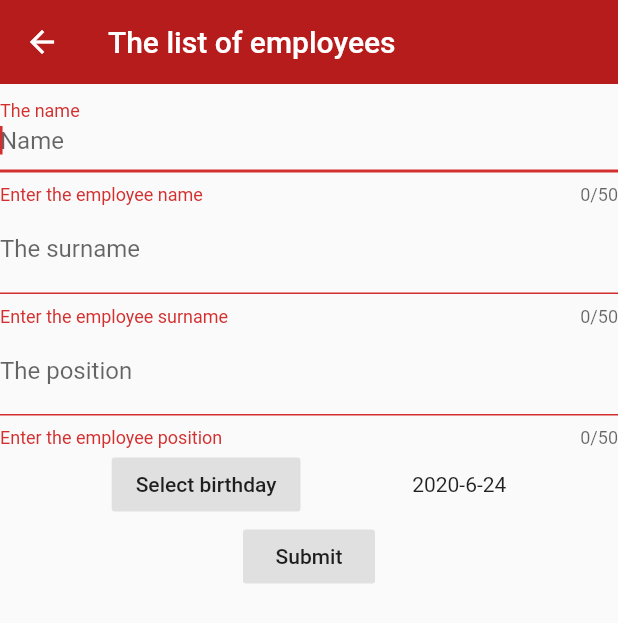
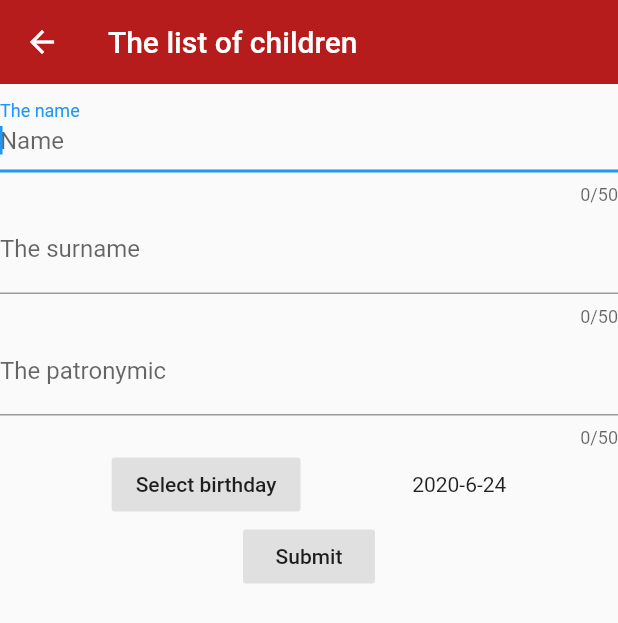
Before and after one commit to IvansPhoto/ekf_example, a Flutter app: the ChildrenList screen opened by its route, after a tap on the "add" icon, on a phone screen of 412 x 824 dp. Shown: the top 623 px of the screen. Run offline on Flutter 3.47's test engine with Material 2 defaults, Android fonts, the phone set to English and light mode, and no system bars; our stand-ins replace hive, hive_flutter; accounts and stored records are empty; generated files the repository leaves out were written again.

Commit message:
Added ChildernList and ShowChild

```diff
--- a/lib/classes.dart
+++ b/lib/classes.dart
@@ -7,6 +7,7 @@ abstract class RouteNames {
   static final showEmployee = '/ShowEmployee';
   static final newEmployee = '/NewEmployee/NewEmployee';
   static final childrenList = '/ChildrenList';
+  static final showChild = '/ShowChild';
   static final newChildren = '/NewChild/NewChild';
 }
 abstract class Boxes {
--- a/lib/pages/ChildrenList.dart
+++ b/lib/pages/ChildrenList.dart
@@ -1,5 +1,7 @@
 import 'package:flutter/material.dart';
 import 'package:ekf_example/classes.dart';
+import 'package:hive/hive.dart';
+import 'package:hive_flutter/hive_flutter.dart';
 
 class ChildrenList extends StatelessWidget {
   @override
@@ -7,14 +9,32 @@ class ChildrenList extends StatelessWidget {
     return Scaffold(
       appBar: AppBar(
         elevation: 0,
-        title: Text('The list of employees'),
+        title: const Text('The list of children'),
       ),
-      body: Center(child: Text('ChildList')),
+      body: ValueListenableBuilder(
+        valueListenable: Hive.box<ChildrenData>(Boxes.childrenBox).listenable(),
+        builder: (context, Box<ChildrenData> box, _) {
+          if (box.values.length == 0) return Center(child: Text('No children in the list'));
+          return ListView.builder(
+            itemCount: box.values.length,
+            itemBuilder: (context, index) {
+              ChildrenData theChild = box.getAt(index);
+              return Card(
+                elevation: 0,
+                child: ListTile(
+                  title: Text('${theChild.surName} ${theChild.name}'),
+                  subtitle: Text('${theChild.birthdate.year}-${theChild.birthdate.month}-${theChild.birthdate.day}'),
+                  onTap: () => Navigator.of(context).pushNamed(RouteNames.showChild, arguments: theChild),
+                ),
+              );
+            },
+          );
+        },
+      ),
       floatingActionButton: IconButton(
         icon: Icon(Icons.add),
-        onPressed: () => Navigator.pushNamed(context, RouteNames.newEmployee),
+        onPressed: () => Navigator.pushNamed(context, RouteNames.newChildren),
       ),
     );
-
   }
 }
--- a/lib/pages/EmployeesList.dart
+++ b/lib/pages/EmployeesList.dart
@@ -1,7 +1,7 @@
-import 'package:ekf_example/classes.dart';
 import 'package:flutter/material.dart';
 import 'package:hive/hive.dart';
 import 'package:hive_flutter/hive_flutter.dart';
+import 'package:ekf_example/classes.dart';
 
 class EmployeesList extends StatelessWidget {
   @override
--- a/lib/pages/NewChild/NewChild.dart
+++ b/lib/pages/NewChild/NewChild.dart
@@ -1,28 +1,18 @@
+import 'package:flutter/material.dart';
 import 'package:ekf_example/classes.dart';
-import 'package:flutter/material.dart';
+import 'package:ekf_example/pages/NewChild/NewChildForm.dart';
 
-class NewEmployee extends StatelessWidget {
+class NewChild extends StatelessWidget {
+
 	@override
 	Widget build(BuildContext context) {
+		final ChildrenData child = ModalRoute.of(context).settings.arguments;
 		return Scaffold(
 			appBar: AppBar(
 				elevation: 0,
 				title: const Text('The list of children'),
 			),
-			body: _ChildForm(),
+			body: NewChildForm(child: child,),
 		);
 	}
 }
-
-class _ChildForm extends StatefulWidget {
-
-  @override
-  _ChildFormState createState() => _ChildFormState();
-}
-
-class _ChildFormState extends State<_ChildForm> {
-  @override
-  Widget build(BuildContext context) {
-    return Container();
-  }
-}
--- /dev/null
+++ b/lib/pages/NewChild/NewChildForm.dart
@@ -0,0 +1,137 @@
+import 'package:ekf_example/classes.dart';
+import 'package:flutter/material.dart';
+import 'package:hive/hive.dart';
+
+class NewChildForm extends StatefulWidget {
+  final _formKey = GlobalKey<FormState>();
+  final Box<ChildrenData> childrenBox = Hive.box<ChildrenData>(Boxes.childrenBox);
+  final ChildrenData child;
+
+  NewChildForm({this.child});
+
+  @override
+  _NewChildFormState createState() => _NewChildFormState();
+}
+
+class _NewChildFormState extends State<NewChildForm> {
+  TextEditingController _nameTEC;
+  TextEditingController _surnameTEC;
+  TextEditingController _patronymicTEC;
+  DateTime _birthday;
+  String _birthdayText;
+
+  @override
+  void initState() {
+    if (widget.child == null) {
+      _nameTEC = TextEditingController();
+      _surnameTEC = TextEditingController();
+      _patronymicTEC = TextEditingController();
+      _birthdayText = '${DateTime.now().year.toString()}-${DateTime.now().month.toString()}-${DateTime.now().day.toString()}';
+    } else {
+      _nameTEC = TextEditingController(text: widget.child.name);
+      _surnameTEC = TextEditingController(text: widget.child.surName);
+      _patronymicTEC = TextEditingController(text: widget.child.patronymic);
+      _birthday = widget.child.birthdate;
+      _birthdayText = '${widget.child.birthdate.year.toString()}-${widget.child.birthdate.month.toString()}-${widget.child.birthdate.day.toString()}';
+    }
+    super.initState();
+  }
+
+  @override
+  void dispose() {
+    _nameTEC.dispose();
+    _surnameTEC.dispose();
+    _patronymicTEC.dispose();
+    super.dispose();
+  }
+
+  void _addChild() {
+    widget.childrenBox.add(ChildrenData(
+      name: _nameTEC.text,
+      surName: _surnameTEC.text,
+      patronymic: _patronymicTEC.text,
+      birthdate: _birthday,
+    ));
+    Navigator.of(context).pop();
+    Scaffold.of(context).showSnackBar(SnackBar(
+      content: Text('The child has been added.'),
+      elevation: 0,
+      duration: Duration(seconds: 5),
+    ));
+  }
+
+  void _updateChild() {
+	  widget.child.name = _nameTEC.text;
+	  widget.child.surName = _surnameTEC.text;
+	  widget.child.patronymic = _patronymicTEC.text;
+	  widget.child.birthdate = _birthday;
+	  widget.child.save();
+	  Navigator.of(context).pop();
+	  Scaffold.of(context).showSnackBar(SnackBar(
+		  content: Text('The employee has been updated.'),
+		  elevation: 0,
+		  duration: Duration(seconds: 5),
+	  ));
+  }
+
+  @override
+  Widget build(BuildContext context) {
+    return Form(
+		    key: widget._formKey,
+//		    autovalidate: true,
+		    child: Column(
+			    children: <Widget>[
+				    TextFormField(
+					    autofocus: true,
+					    controller: _nameTEC,
+					    decoration: const InputDecoration(hintText: 'Name', labelText: "The name"),
+					    maxLength: 50,
+					    keyboardType: TextInputType.text,
+					    validator: (value) => value.isEmpty ? 'Enter the child name' : null,
+				    ),
+				    TextFormField(
+					    autofocus: true,
+					    controller: _surnameTEC,
+					    decoration: const InputDecoration(hintText: 'Surname', labelText: "The surname"),
+					    maxLength: 50,
+					    keyboardType: TextInputType.text,
+					    validator: (value) => value.isEmpty ? 'Enter the child surname' : null,
+				    ),
+				    TextFormField(
+					    autofocus: true,
+					    controller: _patronymicTEC,
+					    decoration: const InputDecoration(hintText: 'Patronymic', labelText: "The patronymic"),
+					    maxLength: 50,
+					    keyboardType: TextInputType.text,
+					    validator: (value) => value.isEmpty ? 'Enter the child patronymic' : null,
+				    ),
+				    Row(
+					    crossAxisAlignment: CrossAxisAlignment.center,
+					    mainAxisAlignment: MainAxisAlignment.spaceEvenly,
+					    children: <Widget>[
+						    RaisedButton(
+							    elevation: 0,
+							    child: widget.child == null ? const Text('Select birthday') : const Text('Update birthday'),
+							    onPressed: () => showDatePicker(
+								    context: context,
+								    initialDate: widget.child == null ? DateTime.now() : widget.child.birthdate,
+								    firstDate: DateTime(1950),
+								    lastDate: DateTime(2021),
+							    ).then((dateTime) => setState(() {
+								    _birthday = dateTime;
+								    _birthdayText = '${dateTime.year.toString()}-${dateTime.month.toString()}-${dateTime.day.toString()}';
+							    })),
+						    ),
+						    Text(_birthdayText)
+					    ],
+				    ),
+				    RaisedButton(
+					    elevation: 0,
+					    onPressed: () => {if (widget._formKey.currentState.validate()) widget.child == null ? _addChild() : _updateChild()},
+					    child: widget.child == null ? const Text('Submit') : const Text('Update'),
+				    ),
+
+			    ],
+		    ));
+  }
+}
--- a/lib/pages/NewEmployee/NewEmployeeForm.dart
+++ b/lib/pages/NewEmployee/NewEmployeeForm.dart
@@ -20,7 +20,6 @@ class _EmployeeFormState extends State<EmployeeForm> {
   String _birthdayText;
 
   Box<EmployeesData> employeesBox = Hive.box<EmployeesData>(Boxes.employeesBox);
-  int newId;
 
   @override
   void initState() {
@@ -43,13 +42,23 @@ class _EmployeeFormState extends State<EmployeeForm> {
   void dispose() {
     _nameTEC.dispose();
     _surnameTEC.dispose();
+    _positionTEC.dispose();
     super.dispose();
   }
 
   void _addEmployee() {
-    employeesBox.add(EmployeesData(name: _nameTEC.text, surName: _surnameTEC.text, birthdate: _birthday, position: _positionTEC.text));
+    employeesBox.add(EmployeesData(
+      name: _nameTEC.text,
+      surName: _surnameTEC.text,
+      birthdate: _birthday,
+      position: _positionTEC.text,
+    ));
     Navigator.of(context).pop();
-    Scaffold.of(context).showSnackBar(SnackBar(content: Text('The employee has been added.')));
+    Scaffold.of(context).showSnackBar(SnackBar(
+      content: Text('The employee has been added.'),
+      elevation: 0,
+      duration: Duration(seconds: 5),
+    ));
   }
 
   void _updateEmployee() {
@@ -58,8 +67,12 @@ class _EmployeeFormState extends State<EmployeeForm> {
     widget.employee.position = _positionTEC.text;
     widget.employee.birthdate = _birthday;
     widget.employee.save();
-    Scaffold.of(context).showSnackBar(SnackBar(content: Text('The employee has been updated.')));
     Navigator.of(context).pop();
+    Scaffold.of(context).showSnackBar(SnackBar(
+      content: Text('The employee has been updated.'),
+      elevation: 0,
+      duration: Duration(seconds: 5),
+    ));
   }
 
   @override
@@ -105,9 +118,9 @@ class _EmployeeFormState extends State<EmployeeForm> {
                     firstDate: DateTime(1950),
                     lastDate: DateTime(2021),
                   ).then((dateTime) => setState(() {
-                    _birthday = dateTime;
-                    _birthdayText = '${dateTime.year.toString()}-${dateTime.month.toString()}-${dateTime.day.toString()}';
-                  })),
+                        _birthday = dateTime;
+                        _birthdayText = '${dateTime.year.toString()}-${dateTime.month.toString()}-${dateTime.day.toString()}';
+                      })),
                 ),
                 Text(_birthdayText)
               ],
--- a/lib/pages/ShowEmployee/ActionButtons.dart
+++ /dev/null
@@ -1,75 +0,0 @@
-import 'package:flutter/material.dart';
-import 'package:ekf_example/classes.dart';
-
-class ActionButtons extends StatelessWidget {
-	final EmployeesData employee;
-
-	ActionButtons({this.employee});
-
-	@override
-	Widget build(BuildContext context) {
-		return Row(
-			crossAxisAlignment: CrossAxisAlignment.center,
-			mainAxisAlignment: MainAxisAlignment.center,
-			children: <Widget>[
-				FlatButton.icon(
-					onPressed: () => Navigator.of(context).pushNamed(RouteNames.newEmployee, arguments: employee),
-					icon: Icon(Icons.edit),
-					label: Text('Edit'),
-				),
-				FlatButton.icon(
-					onPressed: () => Navigator.push(
-						context,
-						MaterialPageRoute(builder: (context) => _DeleteConfirmation(employee: employee), fullscreenDialog: true),
-					),
-					icon: Icon(Icons.delete_forever),
-					label: Text('Delete'),
-				)
-				//TODO: modal to confirm delete the employee
-			],
-		);
-	}
-}
-
-class _DeleteConfirmation extends StatelessWidget {
-	final EmployeesData employee;
-
-	_DeleteConfirmation({this.employee});
-
-	final GlobalKey<ScaffoldState> _scaffoldKey = GlobalKey<ScaffoldState>();
-
-	@override
-	Widget build(BuildContext context) {
-		return Scaffold(
-				key: _scaffoldKey,
-				appBar: AppBar(
-					elevation: 0,
-					centerTitle: true,
-					title: const Text('Confirmation'),
-				),
-				body: Center(
-					child: Column(
-						mainAxisAlignment: MainAxisAlignment.center,
-						crossAxisAlignment: CrossAxisAlignment.center,
-						children: <Widget>[
-							Text('Are you sure to delete of:'),
-							Text('${employee.name} ${employee.surName}'),
-							FlatButton.icon(onPressed: () => Navigator.pop(context), icon: Icon(Icons.restore), label: Text('Stay in the list!')),
-							FlatButton.icon(
-									onPressed: () {
-										employee.delete();
-										Navigator.pop(context);
-										Navigator.pop(context);
-										_scaffoldKey.currentState.showSnackBar(SnackBar(
-											content: Text('The employee has been deleted.'),
-											duration: Duration(seconds: 5),
-											elevation: 0,
-										));
-									},
-									icon: Icon(Icons.delete_forever),
-									label: Text('Remove from the list!'))
-						],
-					),
-				));
-	}
-}
--- a/lib/pages/ShowEmployee/ShowEmployee.dart
+++ b/lib/pages/ShowEmployee/ShowEmployee.dart
@@ -1,5 +1,5 @@
 import 'package:ekf_example/classes.dart';
-import 'package:ekf_example/pages/ShowEmployee/ActionButtons.dart';
+import 'package:ekf_example/pages/ShowEmployee/ActionButtonsEmployee.dart';
 import 'package:flutter/material.dart';
 import 'package:hive/hive.dart';
 import 'package:hive_flutter/hive_flutter.dart';
@@ -8,7 +8,6 @@ class ShowEmployee extends StatelessWidget {
   @override
   Widget build(BuildContext context) {
     final EmployeesData employee = ModalRoute.of(context).settings.arguments;
-
     return Scaffold(
       appBar: AppBar(
         elevation: 0,
```
Also changed, not shown: lib/main.dart (+8 -4 lines), lib/pages/DeleteConfirmation.dart (added, +53 -0 lines), lib/pages/ShowChild/ActionButtonsChild.dart (added, +32 -0 lines), lib/pages/ShowChild/ShowChild.dart (added, +33 -0 lines), lib/pages/ShowEmployee/ActionButtonsEmployee.dart (added, +33 -0 lines).
